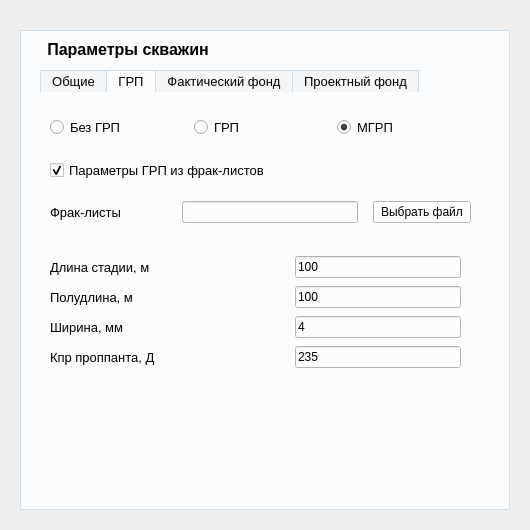
Before: the Qt Designer form app/gui/widgets/well_params.ui in Alina-Murzakova/Infill_drilling, drawn with Qt 5.
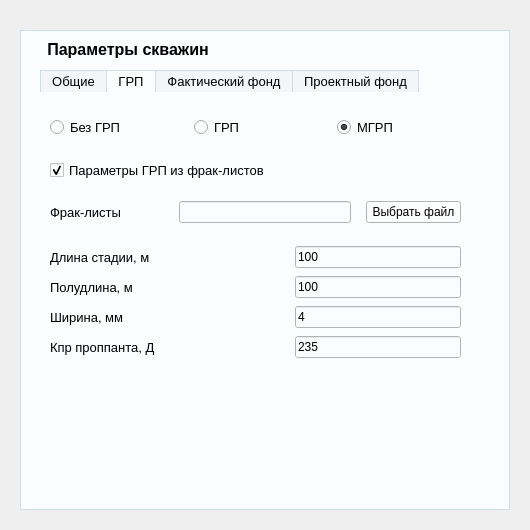
After: the same form once the commit is applied. The open tabs and pages were chosen to show the change.

Patch:
```diff
--- a/app/gui/widgets/well_params.ui
+++ b/app/gui/widgets/well_params.ui
@@ -386,7 +386,7 @@
       <property name="geometry">
        <rect>
         <x>10</x>
-        <y>160</y>
+        <y>150</y>
         <width>421</width>
         <height>31</height>
        </rect>
@@ -465,7 +465,7 @@
       <property name="geometry">
        <rect>
         <x>10</x>
-        <y>190</y>
+        <y>180</y>
         <width>421</width>
         <height>31</height>
        </rect>
@@ -502,7 +502,7 @@
       <property name="geometry">
        <rect>
         <x>10</x>
-        <y>220</y>
+        <y>210</y>
         <width>421</width>
         <height>31</height>
        </rect>
@@ -539,7 +539,7 @@
       <property name="geometry">
        <rect>
         <x>10</x>
-        <y>250</y>
+        <y>240</y>
         <width>421</width>
         <height>31</height>
        </rect>
@@ -585,6 +585,9 @@
        <property name="spacing">
         <number>15</number>
        </property>
+       <property name="rightMargin">
+        <number>10</number>
+       </property>
        <item>
         <widget class="QLabel" name="lblFrac">
          <property name="font">
```
Left out of the diff: 2 changed lines with no effect on the pictures.
